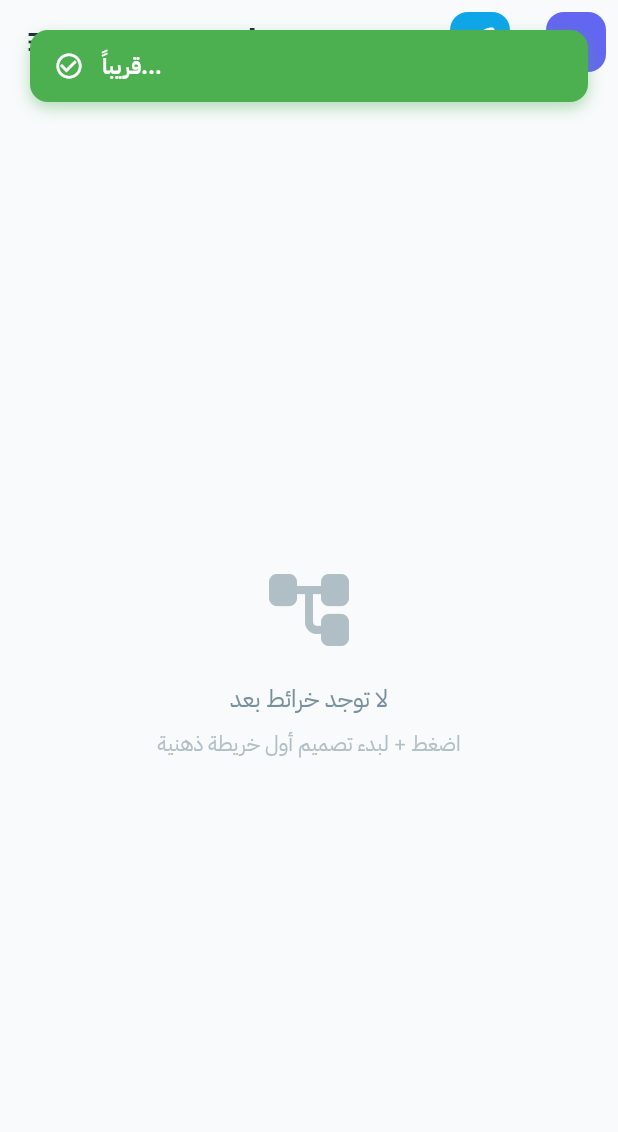
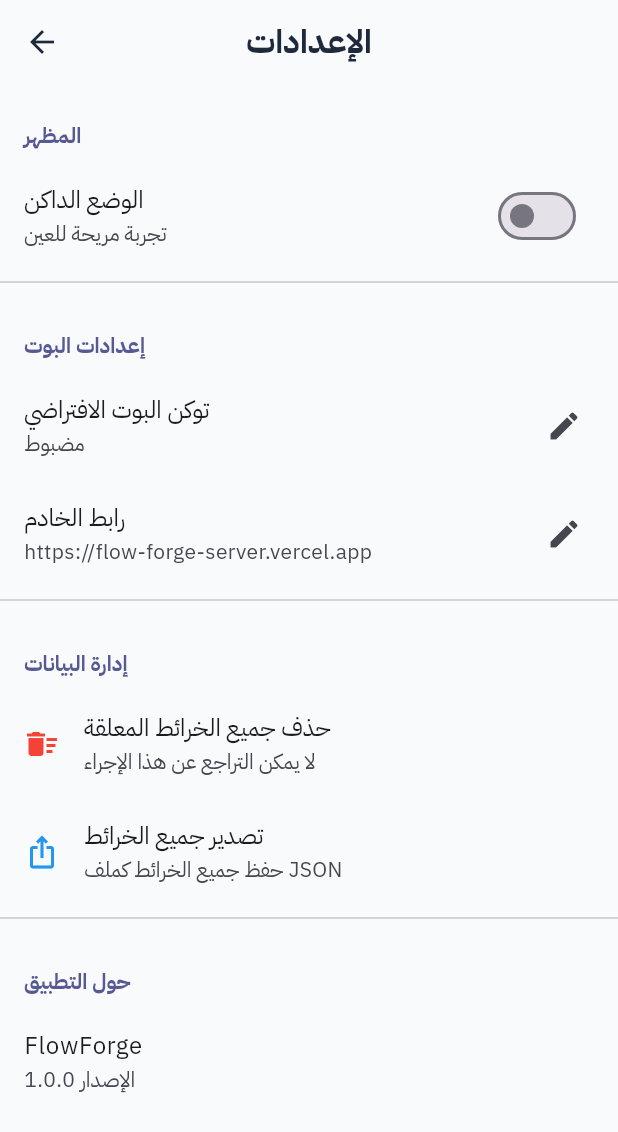
Before and after one commit to helpterooai-ops/flow_forge, a Flutter app: the SideMenu widget shown alone on an empty page, opened directly, after a tap on "الإعدادات", on a phone screen of 412 x 824 dp. Shown: the top 1132 px of the screen. Run offline on Flutter 3.47's test engine with Material 3 defaults, Android fonts, the phone set to English and light mode, and no system bars; our stand-ins replace iconsax, shared_preferences; accounts and stored records are empty; project files that could hold a hidden picture were left out.

Commit message:
Enhance Pro Builder (hints, can't be first node), add full settings page, link settings in menu

```diff
--- /dev/null
+++ b/lib/screens/settings_screen.dart
@@ -0,0 +1,209 @@
+import 'package:flutter/material.dart';
+import 'package:shared_preferences/shared_preferences.dart';
+import '../widgets/toast_widget.dart';
+
+class SettingsScreen extends StatefulWidget {
+  const SettingsScreen({super.key});
+
+  @override
+  State<SettingsScreen> createState() => _SettingsScreenState();
+}
+
+class _SettingsScreenState extends State<SettingsScreen> {
+  String _botToken = '';
+  String _serverUrl = 'https://flow-forge-server.vercel.app';
+  bool _isDarkMode = false;
+
+  @override
+  void initState() {
+    super.initState();
+    _loadSettings();
+  }
+
+  Future<void> _loadSettings() async {
+    final prefs = await SharedPreferences.getInstance();
+    setState(() {
+      _botToken = prefs.getString('bot_token') ?? '';
+      _serverUrl = prefs.getString('server_url') ?? 'https://flow-forge-server.vercel.app';
+      _isDarkMode = prefs.getBool('dark_mode') ?? false;
+    });
+  }
+
+  Future<void> _saveBotToken(String value) async {
+    final prefs = await SharedPreferences.getInstance();
+    await prefs.setString('bot_token', value);
+    setState(() => _botToken = value);
+  }
+
+  Future<void> _saveServerUrl(String value) async {
+    final prefs = await SharedPreferences.getInstance();
+    await prefs.setString('server_url', value);
+    setState(() => _serverUrl = value);
+  }
+
+  Future<void> _toggleDarkMode(bool value) async {
+    final prefs = await SharedPreferences.getInstance();
+    await prefs.setBool('dark_mode', value);
+    setState(() => _isDarkMode = value);
+    AppToast.show(context, 'سيتم تطبيق الثيم عند إعادة التشغيل');
+  }
+
+  Future<void> _clearAllMaps() async {
+    final confirm = await showDialog<bool>(
+      context: context,
+      builder: (ctx) => AlertDialog(
+        title: const Text('تأكيد الحذف'),
+        content: const Text('هل أنت متأكد من حذف جميع الخرائط المعلقة؟ لا يمكن التراجع.'),
+        actions: [
+          TextButton(onPressed: () => Navigator.pop(ctx, false), child: const Text('إلغاء')),
+          ElevatedButton(onPressed: () => Navigator.pop(ctx, true), child: const Text('حذف الكل')),
+        ],
+      ),
+    );
+    if (confirm == true) {
+      final prefs = await SharedPreferences.getInstance();
+      await prefs.remove('saved_maps');
+      AppToast.show(context, 'تم حذف جميع الخرائط');
+    }
+  }
+
+  Future<void> _exportAllMaps() async {
+    final prefs = await SharedPreferences.getInstance();
+    final data = prefs.getString('saved_maps');
+    if (data == null) {
+      AppToast.show(context, 'لا توجد خرائط لتصديرها', isError: true);
+      return;
+    }
+    // عرض JSON كامل
+    showDialog(
+      context: context,
+      builder: (ctx) => AlertDialog(
+        title: const Text('تصدير جميع الخرائط'),
+        content: SingleChildScrollView(
+          child: SelectableText(data, style: const TextStyle(fontSize: 12, fontFamily: 'monospace')),
+        ),
+        actions: [TextButton(onPressed: () => Navigator.pop(ctx), child: const Text('حسناً'))],
+      ),
+    );
+  }
+
+  @override
+  Widget build(BuildContext context) {
+    return Scaffold(
+      appBar: AppBar(
+        title: const Text('الإعدادات'),
+      ),
+      body: ListView(
+        children: [
+          // قسم المظهر
+          const _SectionHeader(title: 'المظهر'),
+          SwitchListTile(
+            title: const Text('الوضع الداكن'),
+            subtitle: const Text('تجربة مريحة للعين'),
+            value: _isDarkMode,
+            onChanged: _toggleDarkMode,
+          ),
+          const Divider(),
+          // قسم إعدادات البوت
+          const _SectionHeader(title: 'إعدادات البوت'),
+          ListTile(
+            title: const Text('توكن البوت الافتراضي'),
+            subtitle: Text(_botToken.isEmpty ? 'غير مضبوط' : 'مضبوط'),
+            trailing: const Icon(Icons.edit),
+            onTap: () => _editBotToken(),
+          ),
+          ListTile(
+            title: const Text('رابط الخادم'),
+            subtitle: Text(_serverUrl),
+            trailing: const Icon(Icons.edit),
+            onTap: () => _editServerUrl(),
+          ),
+          const Divider(),
+          // قسم إدارة البيانات
+          const _SectionHeader(title: 'إدارة البيانات'),
+          ListTile(
+            leading: const Icon(Icons.delete_sweep, color: Colors.red),
+            title: const Text('حذف جميع الخرائط المعلقة'),
+            subtitle: const Text('لا يمكن التراجع عن هذا الإجراء'),
+            onTap: _clearAllMaps,
+          ),
+          ListTile(
+            leading: const Icon(Icons.ios_share, color: Colors.blue),
+            title: const Text('تصدير جميع الخرائط'),
+            subtitle: const Text('حفظ جميع الخرائط كملف JSON'),
+            onTap: _exportAllMaps,
+          ),
+          const Divider(),
+          // قسم حول
+          const _SectionHeader(title: 'حول التطبيق'),
+          const ListTile(
+            title: Text('FlowForge'),
+            subtitle: Text('الإصدار 1.0.0'),
+          ),
+        ],
+      ),
+    );
+  }
+
+  void _editBotToken() {
+    final controller = TextEditingController(text: _botToken);
+    showDialog(
+      context: context,
+      builder: (ctx) => AlertDialog(
+        title: const Text('توكن البوت'),
+        content: TextField(
+          controller: controller,
+          decoration: const InputDecoration(labelText: 'Bot Token', hintText: 'أدخل التوكن من @BotFather'),
+        ),
+        actions: [
+          TextButton(onPressed: () => Navigator.pop(ctx), child: const Text('إلغاء')),
+          ElevatedButton(onPressed: () {
+            _saveBotToken(controller.text.trim());
+            Navigator.pop(ctx);
+          }, child: const Text('حفظ')),
+        ],
+      ),
+    );
+  }
+
+  void _editServerUrl() {
+    final controller = TextEditingController(text: _serverUrl);
+    showDialog(
+      context: context,
+      builder: (ctx) => AlertDialog(
+        title: const Text('رابط الخادم'),
+        content: TextField(
+          controller: controller,
+          decoration: const InputDecoration(labelText: 'Server URL', hintText: 'https://...'),
+        ),
+        actions: [
+          TextButton(onPressed: () => Navigator.pop(ctx), child: const Text('إلغاء')),
+          ElevatedButton(onPressed: () {
+            _saveServerUrl(controller.text.trim());
+            Navigator.pop(ctx);
+          }, child: const Text('حفظ')),
+        ],
+      ),
+    );
+  }
+}
+
+class _SectionHeader extends StatelessWidget {
+  final String title;
+  const _SectionHeader({required this.title});
+
+  @override
+  Widget build(BuildContext context) {
+    return Padding(
+      padding: const EdgeInsets.fromLTRB(16, 24, 16, 8),
+      child: Text(
+        title,
+        style: TextStyle(
+          color: Theme.of(context).colorScheme.primary,
+          fontWeight: FontWeight.bold,
+          fontSize: 14,
+        ),
+      ),
+    );
+  }
+}
--- a/lib/widgets/side_menu.dart
+++ b/lib/widgets/side_menu.dart
@@ -1,5 +1,6 @@
 import 'package:flutter/material.dart';
 import '../screens/saved_maps_screen.dart';
+import '../screens/settings_screen.dart';
 import 'toast_widget.dart';
 
 class SideMenu extends StatelessWidget {
@@ -81,10 +82,9 @@ class SideMenu extends StatelessWidget {
               _buildMenuItem(
                 icon: Icons.settings_outlined,
                 title: 'الإعدادات',
-                enabled: false,
                 onTap: () {
                   Navigator.pop(context);
-                  AppToast.show(context, 'قريباً...');
+                  Navigator.push(context, MaterialPageRoute(builder: (_) => const SettingsScreen()));
                 },
               ),
               const Spacer(),
```
Also changed, not shown: lib/screens/pro_builder_screen.dart (+73 -35 lines).
